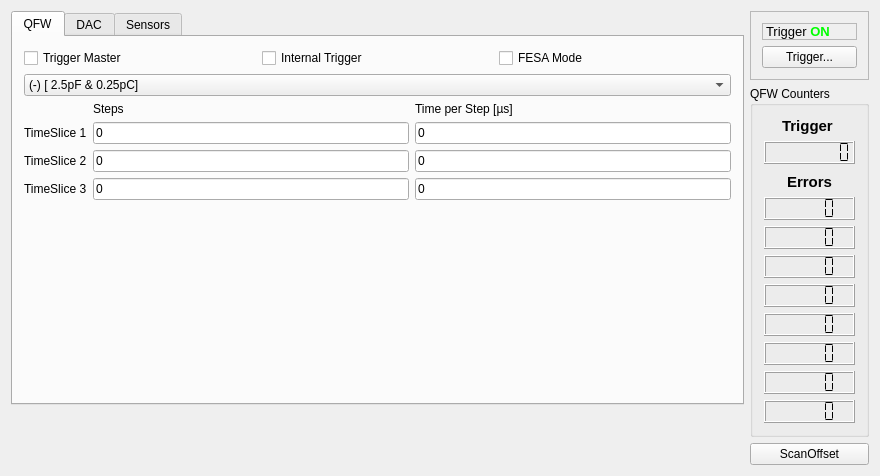
Above: mbspex/gui/qt/poland/PolandWidget.ui from gsi-ee/drivers before the change. Below: the same form after it.
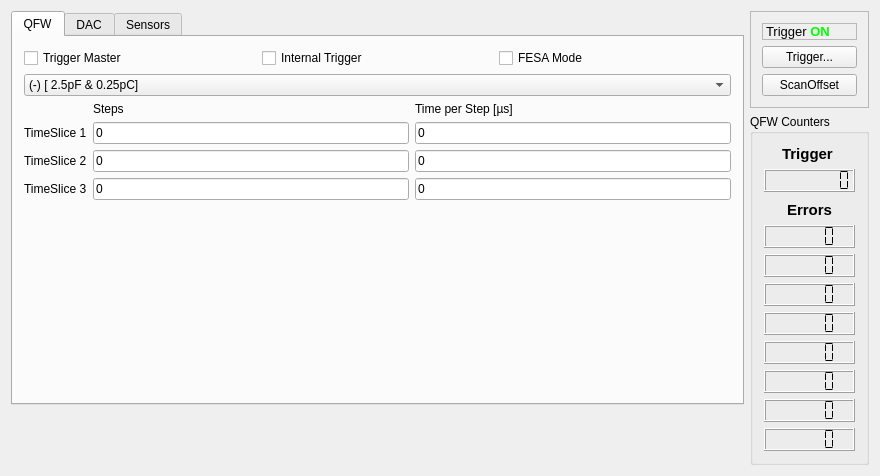
That is the form after the change.

Commit message: mbspex poland gui: some small adjustments (move button for offset scan up)

What changed in the file:
```diff
--- a/mbspex/gui/qt/poland/PolandWidget.ui
+++ b/mbspex/gui/qt/poland/PolandWidget.ui
@@ -83,6 +83,16 @@
           </property>
          </widget>
         </item>
+        <item>
+         <widget class="QPushButton" name="OffsetButton">
+          <property name="toolTip">
+           <string>&lt;html&gt;&lt;head/&gt;&lt;body&gt;&lt;p&gt;Trigger offset measurement at channel SFP and slave DEV as set in spinbox&lt;/p&gt;&lt;/body&gt;&lt;/html&gt;</string>
+          </property>
+          <property name="text">
+           <string>ScanOffset</string>
+          </property>
+         </widget>
+        </item>
        </layout>
       </widget>
      </item>
@@ -316,16 +326,6 @@
        </layout>
       </widget>
      </item>
-     <item>
-      <widget class="QPushButton" name="OffsetButton">
-       <property name="toolTip">
-        <string>&lt;html&gt;&lt;head/&gt;&lt;body&gt;&lt;p&gt;Trigger offset measurement at channel SFP and slave DEV as set in spinbox&lt;/p&gt;&lt;/body&gt;&lt;/html&gt;</string>
-       </property>
-       <property name="text">
-        <string>ScanOffset</string>
-       </property>
-      </widget>
-     </item>
     </layout>
    </item>
    <item row="0" column="0">
```
Left out of the diff: 5 changed lines with no effect on the pictures. The commit also changes 1 other file.
